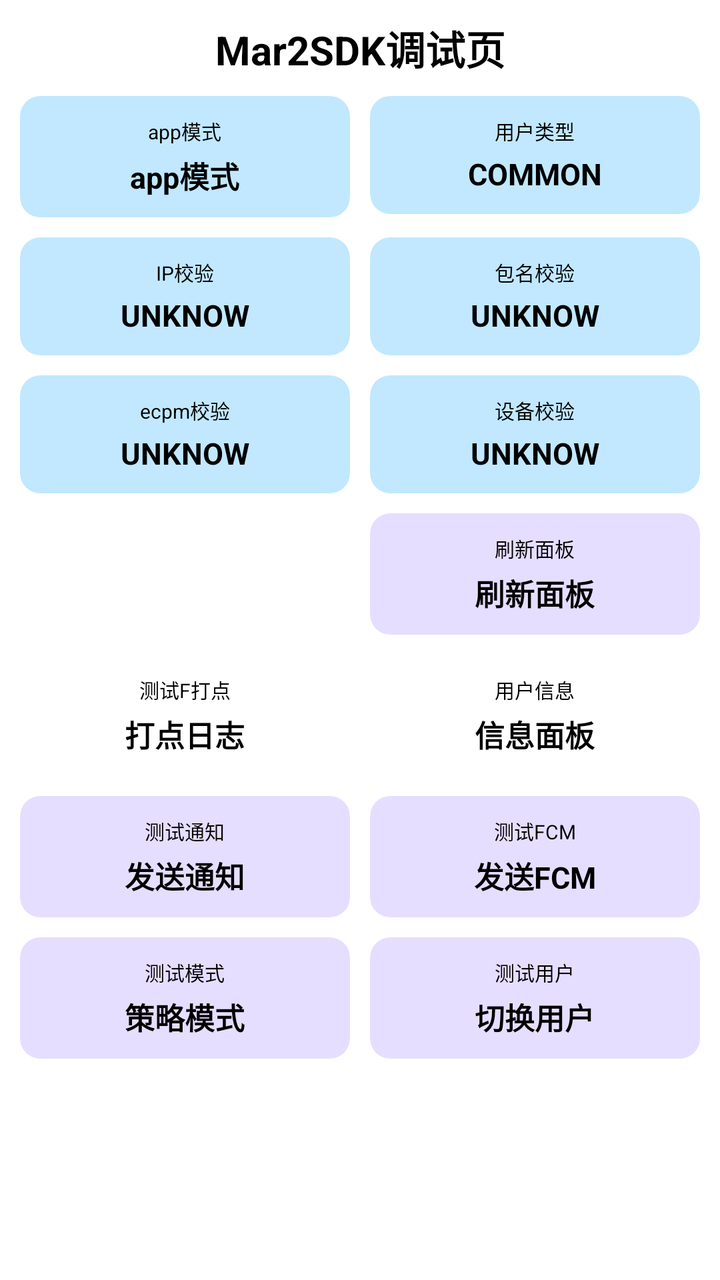
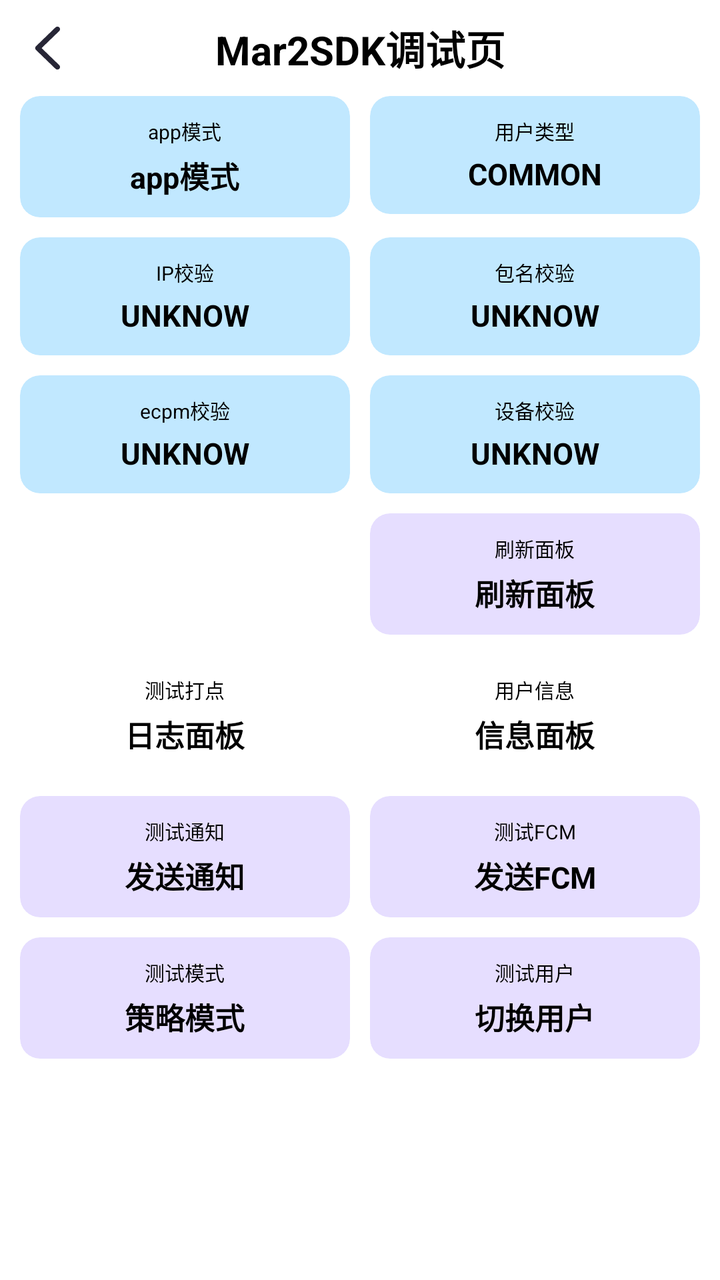

Compare the two renders of this Android layout. The source of the first and the diff that turns it into the second are given below.
<!-- AndroidManifest.xml: another module's application theme Theme.Mar2SDK -->
<!-- res/layout/activity_debug.xml -->
<?xml version="1.0" encoding="utf-8"?>
<LinearLayout
    xmlns:android="http://schemas.android.com/apk/res/android"
    xmlns:app="http://schemas.android.com/apk/res-auto"
    xmlns:tools="http://schemas.android.com/tools"
    android:id="@+id/main"
    android:orientation="vertical"
    android:background="@android:color/background_light"
    android:layout_width="match_parent"
    android:layout_height="match_parent"
    tools:context=".DebugActivity">

    <TextView
        android:text="Mar2SDK调试页"
        android:textSize="20sp"
        android:textStyle="bold"
        android:textColor="@android:color/black"
        android:gravity="center"
        android:layout_width="match_parent"
        android:layout_height="48dp"/>

    <LinearLayout
        android:orientation="horizontal"
        android:paddingHorizontal="10dp"
        android:layout_width="match_parent"
        android:layout_height="wrap_content">
        <androidx.cardview.widget.CardView
            app:cardCornerRadius="10dp"
            app:cardElevation="0dp"
            app:cardBackgroundColor="@android:color/system_accent1_100"
            android:layout_weight="1"
            android:layout_width="match_parent"
            android:layout_height="wrap_content">
            <LinearLayout
                android:padding="10dp"
                android:orientation="vertical"
                android:layout_width="match_parent"
                android:layout_height="match_parent">
                <TextView
                    android:text="app模式"
                    android:textColor="@android:color/black"
                    android:textSize="10sp"
                    android:gravity="center"
                    android:layout_width="match_parent"
                    android:layout_height="wrap_content"/>
                <TextView
                    android:id="@+id/app_mod"
                    android:layout_marginTop="4dp"
                    android:text="app模式"
                    android:textStyle="bold"
                    android:textColor="@android:color/black"
                    android:textSize="15sp"
                    android:gravity="center"
                    android:layout_width="match_parent"
                    android:layout_height="wrap_content"/>
            </LinearLayout>
        </androidx.cardview.widget.CardView>

        <View
            android:layout_width="10dp"
            android:layout_height="0dp"/>

        <androidx.cardview.widget.CardView
            app:cardCornerRadius="10dp"
            app:cardElevation="0dp"
            app:cardBackgroundColor="@android:color/system_accent1_100"
            android:layout_weight="1"
            android:layout_width="match_parent"
            android:layout_height="wrap_content">
            <LinearLayout
                android:padding="10dp"
                android:orientation="vertical"
                android:layout_width="match_parent"
                android:layout_height="match_parent">
                <TextView
                    android:text="用户类型"
                    android:textColor="@android:color/black"
                    android:textSize="10sp"
                    android:gravity="center"
                    android:layout_width="match_parent"
                    android:layout_height="wrap_content"/>
                <TextView
                    android:id="@+id/user_type"
                    android:layout_marginTop="4dp"
                    android:text="COMMON"
                    android:textStyle="bold"
                    android:textColor="@android:color/black"
                    android:textSize="15sp"
                    android:gravity="center"
                    android:layout_width="match_parent"
                    android:layout_height="wrap_content"/>
            </LinearLayout>
        </androidx.cardview.widget.CardView>
    </LinearLayout>

    <LinearLayout
        android:orientation="horizontal"
        android:layout_marginTop="10dp"
        android:paddingHorizontal="10dp"
        android:layout_width="match_parent"
        android:layout_height="wrap_content">
        <androidx.cardview.widget.CardView
            app:cardCornerRadius="10dp"
            app:cardElevation="0dp"
            app:cardBackgroundColor="@android:color/system_accent1_100"
            android:layout_weight="1"
            android:layout_width="match_parent"
            android:layout_height="wrap_content">
            <LinearLayout
                android:padding="10dp"
                android:orientation="vertical"
                android:layout_width="match_parent"
                android:layout_height="match_parent">
                <TextView
                    android:text="IP校验"
                    android:textColor="@android:color/black"
                    android:textSize="10sp"
                    android:gravity="center"
                    android:layout_width="match_parent"
                    android:layout_height="wrap_content"/>
                <TextView
                    android:id="@+id/risk_ip"
                    android:layout_marginTop="4dp"
                    android:text="UNKNOW"
                    android:textStyle="bold"
                    android:textColor="@android:color/black"
                    android:textSize="15sp"
                    android:gravity="center"
                    android:layout_width="match_parent"
                    android:layout_height="wrap_content"/>
            </LinearLayout>
        </androidx.cardview.widget.CardView>

        <View
            android:layout_width="10dp"
            android:layout_height="0dp"/>

        <androidx.cardview.widget.CardView
            app:cardCornerRadius="10dp"
            app:cardElevation="0dp"
            app:cardBackgroundColor="@android:color/system_accent1_100"
            android:layout_weight="1"
            android:layout_width="match_parent"
            android:layout_height="wrap_content">
            <LinearLayout
                android:padding="10dp"
                android:orientation="vertical"
                android:layout_width="match_parent"
                android:layout_height="match_parent">
                <TextView
                    android:text="包名校验"
                    android:textColor="@android:color/black"
                    android:textSize="10sp"
                    android:gravity="center"
                    android:layout_width="match_parent"
                    android:layout_height="wrap_content"/>
                <TextView
                    android:id="@+id/risk_package"
                    android:layout_marginTop="4dp"
                    android:text="UNKNOW"
                    android:textStyle="bold"
                    android:textColor="@android:color/black"
                    android:textSize="15sp"
                    android:gravity="center"
                    android:layout_width="match_parent"
                    android:layout_height="wrap_content"/>
            </LinearLayout>
        </androidx.cardview.widget.CardView>
    </LinearLayout>

    <LinearLayout
        android:orientation="horizontal"
        android:layout_marginTop="10dp"
        android:paddingHorizontal="10dp"
        android:layout_width="match_parent"
        android:layout_height="wrap_content">
        <androidx.cardview.widget.CardView
            app:cardCornerRadius="10dp"
            app:cardElevation="0dp"
            app:cardBackgroundColor="@android:color/system_accent1_100"
            android:layout_weight="1"
            android:layout_width="match_parent"
            android:layout_height="wrap_content">
            <LinearLayout
                android:padding="10dp"
                android:orientation="vertical"
                android:layout_width="match_parent"
                android:layout_height="match_parent">
                <TextView
                    android:text="ecpm校验"
                    android:textColor="@android:color/black"
                    android:textSize="10sp"
                    android:gravity="center"
                    android:layout_width="match_parent"
                    android:layout_height="wrap_content"/>
                <TextView
                    android:id="@+id/ecpm_type"
                    android:layout_marginTop="4dp"
                    android:text="UNKNOW"
                    android:textStyle="bold"
                    android:textColor="@android:color/black"
                    android:textSize="15sp"
                    android:gravity="center"
                    android:layout_width="match_parent"
                    android:layout_height="wrap_content"/>
            </LinearLayout>
        </androidx.cardview.widget.CardView>

        <View
            android:layout_width="10dp"
            android:layout_height="0dp"/>

        <androidx.cardview.widget.CardView
            app:cardCornerRadius="10dp"
            app:cardElevation="0dp"
            app:cardBackgroundColor="@android:color/system_accent1_100"
            android:layout_weight="1"
            android:layout_width="match_parent"
            android:layout_height="wrap_content">
            <LinearLayout
                android:padding="10dp"
                android:orientation="vertical"
                android:layout_width="match_parent"
                android:layout_height="match_parent">
                <TextView
                    android:text="设备校验"
                    android:textColor="@android:color/black"
                    android:textSize="10sp"
                    android:gravity="center"
                    android:layout_width="match_parent"
                    android:layout_height="wrap_content"/>
                <TextView
                    android:id="@+id/risk_device"
                    android:layout_marginTop="4dp"
                    android:text="UNKNOW"
                    android:textStyle="bold"
                    android:textColor="@android:color/black"
                    android:textSize="15sp"
                    android:gravity="center"
                    android:layout_width="match_parent"
                    android:layout_height="wrap_content"/>
            </LinearLayout>
        </androidx.cardview.widget.CardView>

    </LinearLayout>
    <LinearLayout
        android:orientation="horizontal"
        android:layout_marginTop="10dp"
        android:paddingHorizontal="10dp"
        android:layout_width="match_parent"
        android:layout_height="wrap_content">
        <androidx.cardview.widget.CardView
            android:visibility="invisible"
            app:cardCornerRadius="10dp"
            app:cardElevation="0dp"
            app:cardBackgroundColor="@android:color/system_accent1_100"
            android:layout_weight="1"
            android:layout_width="match_parent"
            android:layout_height="wrap_content">
            <LinearLayout
                android:padding="10dp"
                android:orientation="vertical"
                android:layout_width="match_parent"
                android:layout_height="match_parent">
                <TextView
                    android:text="ecpm校验"
                    android:textColor="@android:color/black"
                    android:textSize="10sp"
                    android:gravity="center"
                    android:layout_width="match_parent"
                    android:layout_height="wrap_content"/>
                <TextView
                    android:layout_marginTop="4dp"
                    android:text="广告策略"
                    android:textStyle="bold"
                    android:textColor="@android:color/black"
                    android:textSize="15sp"
                    android:gravity="center"
                    android:layout_width="match_parent"
                    android:layout_height="wrap_content"/>
            </LinearLayout>
        </androidx.cardview.widget.CardView>

        <View
            android:layout_width="10dp"
            android:layout_height="0dp"/>

        <androidx.cardview.widget.CardView
            android:id="@+id/refresh_btn"
            app:cardCornerRadius="10dp"
            app:cardElevation="0dp"
            app:cardBackgroundColor="@android:color/system_accent3_100"
            android:layout_weight="1"
            android:layout_width="match_parent"
            android:layout_height="wrap_content">
            <LinearLayout
                android:padding="10dp"
                android:orientation="vertical"
                android:layout_width="match_parent"
                android:layout_height="match_parent">
                <TextView
                    android:text="刷新面板"
                    android:textColor="@android:color/black"
                    android:textSize="10sp"
                    android:gravity="center"
                    android:layout_width="match_parent"
                    android:layout_height="wrap_content"/>
                <TextView
                    android:layout_marginTop="4dp"
                    android:text="刷新面板"
                    android:textStyle="bold"
                    android:textColor="@android:color/black"
                    android:textSize="15sp"
                    android:gravity="center"
                    android:layout_width="match_parent"
                    android:layout_height="wrap_content"/>
            </LinearLayout>
        </androidx.cardview.widget.CardView>

    </LinearLayout>
    <LinearLayout
        android:orientation="horizontal"
        android:layout_marginTop="10dp"
        android:paddingHorizontal="10dp"
        android:layout_width="match_parent"
        android:layout_height="wrap_content">
        <androidx.cardview.widget.CardView
            android:id="@+id/send_log"
            app:cardCornerRadius="10dp"
            app:cardElevation="0dp"
            app:cardBackgroundColor="@android:color/system_error_100"
            android:layout_weight="1"
            android:layout_width="match_parent"
            android:layout_height="wrap_content">
            <LinearLayout
                android:padding="10dp"
                android:orientation="vertical"
                android:layout_width="match_parent"
                android:layout_height="match_parent">

                <TextView
                    android:layout_width="match_parent"
                    android:layout_height="wrap_content"
                    android:gravity="center"
                    android:text="测试F打点"
                    android:textColor="@android:color/black"
                    android:textSize="10sp" />

                <TextView
                    android:layout_marginTop="4dp"
                    android:text="打点日志"
                    android:textStyle="bold"
                    android:textColor="@android:color/black"
                    android:textSize="15sp"
                    android:gravity="center"
                    android:layout_width="match_parent"
                    android:layout_height="wrap_content"/>
            </LinearLayout>
        </androidx.cardview.widget.CardView>

        <View
            android:layout_width="10dp"
            android:layout_height="0dp"/>

        <androidx.cardview.widget.CardView
            android:id="@+id/user_info_card"
            app:cardCornerRadius="10dp"
            app:cardElevation="0dp"
            app:cardBackgroundColor="@android:color/system_error_100"
            android:layout_weight="1"
            android:layout_width="match_parent"
            android:layout_height="wrap_content">
            <LinearLayout
                android:padding="10dp"
                android:orientation="vertical"
                android:layout_width="match_parent"
                android:layout_height="match_parent">

                <TextView
                    android:layout_width="match_parent"
                    android:layout_height="wrap_content"
                    android:gravity="center"
                    android:text="用户信息"
                    android:textColor="@android:color/black"
                    android:textSize="10sp" />

                <TextView
                    android:layout_marginTop="4dp"
                    android:text="信息面板"
                    android:textStyle="bold"
                    android:textColor="@android:color/black"
                    android:textSize="15sp"
                    android:gravity="center"
                    android:layout_width="match_parent"
                    android:layout_height="wrap_content"/>
            </LinearLayout>
        </androidx.cardview.widget.CardView>
    </LinearLayout>

    <LinearLayout
        android:orientation="horizontal"
        android:layout_marginTop="10dp"
        android:paddingHorizontal="10dp"
        android:layout_width="match_parent"
        android:layout_height="wrap_content">
        <androidx.cardview.widget.CardView
            android:id="@+id/send_notification"
            app:cardCornerRadius="10dp"
            app:cardElevation="0dp"
            app:cardBackgroundColor="@android:color/system_accent3_100"
            android:layout_weight="1"
            android:layout_width="match_parent"
            android:layout_height="wrap_content">
            <LinearLayout
                android:padding="10dp"
                android:orientation="vertical"
                android:layout_width="match_parent"
                android:layout_height="match_parent">
                <TextView
                    android:text="测试通知"
                    android:textColor="@android:color/black"
                    android:textSize="10sp"
                    android:gravity="center"
                    android:layout_width="match_parent"
                    android:layout_height="wrap_content"/>
                <TextView
                    android:layout_marginTop="4dp"
                    android:text="发送通知"
                    android:textStyle="bold"
                    android:textColor="@android:color/black"
                    android:textSize="15sp"
                    android:gravity="center"
                    android:layout_width="match_parent"
                    android:layout_height="wrap_content"/>
            </LinearLayout>
        </androidx.cardview.widget.CardView>

        <View
            android:layout_width="10dp"
            android:layout_height="0dp"/>

        <androidx.cardview.widget.CardView
            android:id="@+id/send_test_fcm"
            app:cardCornerRadius="10dp"
            app:cardElevation="0dp"
            app:cardBackgroundColor="@android:color/system_accent3_100"
            android:layout_weight="1"
            android:layout_width="match_parent"
            android:layout_height="wrap_content">
            <LinearLayout
                android:padding="10dp"
                android:orientation="vertical"
                android:layout_width="match_parent"
                android:layout_height="match_parent">

                <TextView
                    android:layout_width="match_parent"
                    android:layout_height="wrap_content"
                    android:gravity="center"
                    android:text="测试FCM"
                    android:textColor="@android:color/black"
                    android:textSize="10sp" />

                <TextView
                    android:layout_marginTop="4dp"
                    android:text="发送FCM"
                    android:textStyle="bold"
                    android:textColor="@android:color/black"
                    android:textSize="15sp"
                    android:gravity="center"
                    android:layout_width="match_parent"
                    android:layout_height="wrap_content"/>
            </LinearLayout>
        </androidx.cardview.widget.CardView>
    </LinearLayout>
    <LinearLayout
        android:orientation="horizontal"
        android:layout_marginTop="10dp"
        android:paddingHorizontal="10dp"
        android:layout_width="match_parent"
        android:layout_height="wrap_content">
        <androidx.cardview.widget.CardView
            android:id="@+id/change_test_mod"
            app:cardCornerRadius="10dp"
            app:cardElevation="0dp"
            app:cardBackgroundColor="@android:color/system_accent3_100"
            android:layout_weight="1"
            android:layout_width="match_parent"
            android:layout_height="wrap_content">
            <LinearLayout
                android:padding="10dp"
                android:orientation="vertical"
                android:layout_width="match_parent"
                android:layout_height="match_parent">
                <TextView
                    android:text="测试模式"
                    android:textColor="@android:color/black"
                    android:textSize="10sp"
                    android:gravity="center"
                    android:layout_width="match_parent"
                    android:layout_height="wrap_content"/>
                <TextView
                    android:id="@+id/test_mod_name"
                    android:layout_marginTop="4dp"
                    android:text="策略模式"
                    android:textStyle="bold"
                    android:textColor="@android:color/black"
                    android:textSize="15sp"
                    android:gravity="center"
                    android:layout_width="match_parent"
                    android:layout_height="wrap_content"/>
            </LinearLayout>
        </androidx.cardview.widget.CardView>

        <View
            android:layout_width="10dp"
            android:layout_height="0dp"/>

        <androidx.cardview.widget.CardView
            android:id="@+id/test_user"
            app:cardCornerRadius="10dp"
            app:cardElevation="0dp"
            app:cardBackgroundColor="@android:color/system_accent3_100"
            android:layout_weight="1"
            android:layout_width="match_parent"
            android:layout_height="wrap_content">
            <LinearLayout
                android:padding="10dp"
                android:orientation="vertical"
                android:layout_width="match_parent"
                android:layout_height="match_parent">

                <TextView
                    android:layout_width="match_parent"
                    android:layout_height="wrap_content"
                    android:gravity="center"
                    android:text="测试用户"
                    android:textColor="@android:color/black"
                    android:textSize="10sp" />

                <TextView
                    android:id="@+id/test_user_name"
                    android:layout_marginTop="4dp"
                    android:text="切换用户"
                    android:textStyle="bold"
                    android:textColor="@android:color/black"
                    android:textSize="15sp"
                    android:gravity="center"
                    android:layout_width="match_parent"
                    android:layout_height="wrap_content"/>
            </LinearLayout>
        </androidx.cardview.widget.CardView>
    </LinearLayout>


</LinearLayout>
<!-- resources referenced by this layout -->
<resources>
  <style name="Theme.Mar2SDK" parent="Base.Theme.Mar2SDK" />
  <style name="Base.Theme.Mar2SDK" parent="Theme.Material3.DayNight.NoActionBar">
          
          
      </style>
</resources>

<!-- the commit's change to res/layout/activity_debug.xml (unified diff, before → after) -->
@@ -10,14 +10,24 @@
     android:layout_height="match_parent"
     tools:context=".DebugActivity">
 
-    <TextView
-        android:text="Mar2SDK调试页"
-        android:textSize="20sp"
-        android:textStyle="bold"
-        android:textColor="@android:color/black"
-        android:gravity="center"
-        android:layout_width="match_parent"
-        android:layout_height="48dp"/>
+    <FrameLayout
+        android:layout_width="match_parent"
+        android:layout_height="48dp">
+        <TextView
+            android:text="Mar2SDK调试页"
+            android:textSize="20sp"
+            android:textStyle="bold"
+            android:textColor="@android:color/black"
+            android:gravity="center"
+            android:layout_width="match_parent"
+            android:layout_height="48dp"/>
+        <ImageView
+            android:id="@+id/back"
+            android:src="@drawable/back"
+            android:padding="10dp"
+            android:layout_width="48dp"
+            android:layout_height="48dp"/>
+    </FrameLayout>
 
     <LinearLayout
         android:orientation="horizontal"
@@ -325,7 +335,7 @@
         android:layout_width="match_parent"
         android:layout_height="wrap_content">
         <androidx.cardview.widget.CardView
-            android:id="@+id/send_log"
+            android:id="@+id/log_btn"
             app:cardCornerRadius="10dp"
             app:cardElevation="0dp"
             app:cardBackgroundColor="@android:color/system_error_100"
@@ -342,13 +352,13 @@
                     android:layout_width="match_parent"
                     android:layout_height="wrap_content"
                     android:gravity="center"
-                    android:text="测试F打点"
+                    android:text="测试打点"
                     android:textColor="@android:color/black"
                     android:textSize="10sp" />
 
                 <TextView
                     android:layout_marginTop="4dp"
-                    android:text="打点日志"
+                    android:text="日志面板"
                     android:textStyle="bold"
                     android:textColor="@android:color/black"
                     android:textSize="15sp"
<!-- resource entries referenced after the edit -->
@@ -1,5 +1,15 @@
 <!-- resources referenced by this layout -->
 <resources>
+  <!-- drawable back (drawable) -->
+  <vector xmlns:android="http://schemas.android.com/apk/res/android"
+      android:width="200dp"
+      android:height="200dp"
+      android:viewportWidth="1024"
+      android:viewportHeight="1024">
+    <path
+        android:pathData="M395.2,513.6l323.1,-312.4c19.1,-18.4 19.1,-48.3 0,-66.7 -19.1,-18.4 -49.9,-18.4 -69,0L291.8,480.3c-19.1,18.4 -19.1,48.3 0,66.7l357.6,345.7c9.5,9.2 22,13.8 34.5,13.8 12.5,0 25,-4.6 34.5,-13.8 19.1,-18.4 19.1,-48.2 0,-66.7L395.2,513.6z"
+        android:fillColor="#272636"/>
+  </vector>
   <style name="Theme.Mar2SDK" parent="Base.Theme.Mar2SDK" />
   <style name="Base.Theme.Mar2SDK" parent="Theme.Material3.DayNight.NoActionBar">
           
